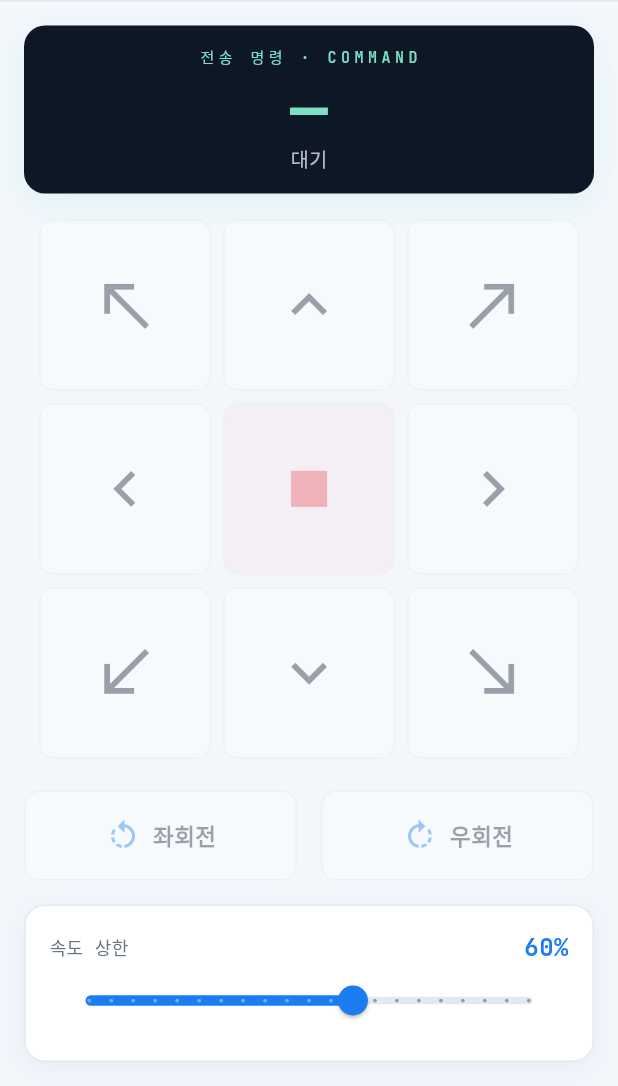
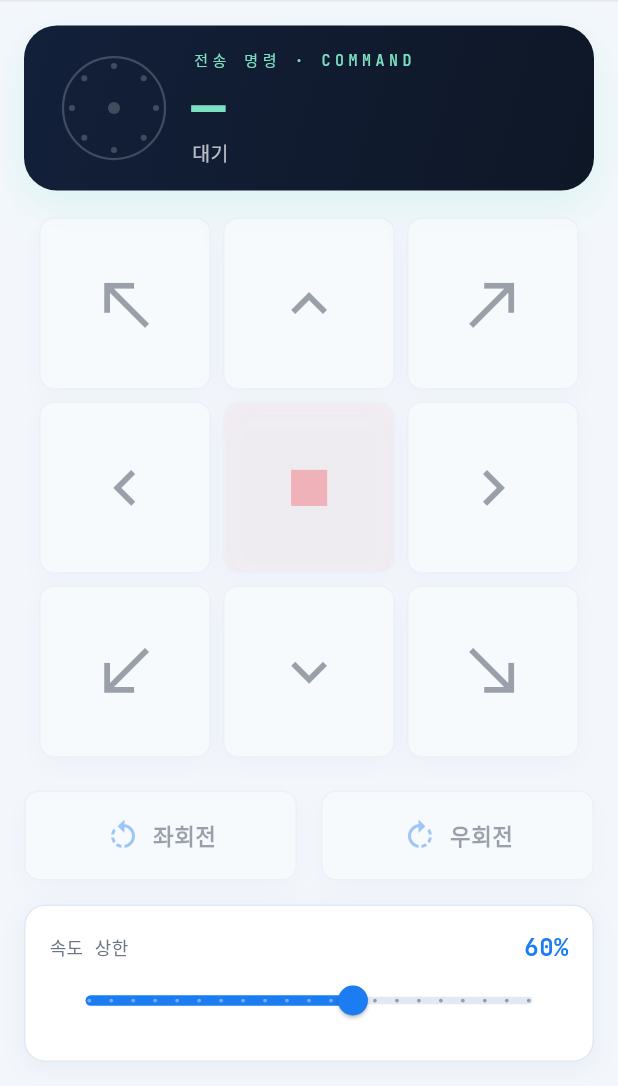
Before and after one commit to KwonJungHyeock/Eduino_BLE_App, a Flutter app: the ControllerMenuScreen screen opened by its route, after a tap on "방향 버튼", on a phone screen of 412 x 824 dp, the part 150-1236 px from its top. Run offline on Flutter 3.47's test engine with Material 3 defaults, Android fonts, the phone set to English and light mode, and no system bars; our stand-ins replace flutter_blue_plus, flutter_bluetooth_serial, flutter_riverpod, go_router, google_fonts, permission_handler and 3 more; accounts and stored records are empty; Roboto replaces fonts that are missing (Pretendard).

Commit message:
feat(design): 주행 화면 톤 통일·연결 성공 연출·친근한 빈 화면
순차 진행 1~3단계:
1) 주행/조이스틱 톤 통일
   - DirectionDial: 다크 계기판 안 커스텀 방향 인스트루먼트(8방향 링+글로우 화살표)
   - 명령 클러스터를 방향 다이얼+수치 레이아웃으로 격상(의도된 차량 디스플레이)
   - D패드·회전·조이스틱 버튼 press-scale + 소프트 섀도, HUD/스틱/슬라이더 진입 모션
2) 연결 성공 연출
   - SuccessCheck: 링 리플+원 스케일+체크마크 드로우온, 성공 후 살짝 지연 뒤 복귀
3) 미연결/빈 화면 안내
   - EmptyState 공용 위젯, DisconnectedBanner(비차단 미연결 안내)
   - 제어판: 교구 미선택/미연결 상태를 친근한 안내로 교체

Co-Authored-By: Claude Opus 4.8 <noreply@anthropic.com>
Claude-Session: https://claude.ai/code/session_01F6h8JWUjo7BSTbVKrRKHxf

```diff
--- a/lib/app/theme.dart
+++ b/lib/app/theme.dart
@@ -76,6 +76,7 @@ abstract class Gap {
   static const SizedBox h16 = SizedBox(height: md);
   static const SizedBox h24 = SizedBox(height: lg);
   static const SizedBox w8 = SizedBox(width: sm);
+  static const SizedBox w12 = SizedBox(width: 12);
   static const SizedBox w16 = SizedBox(width: md);
   static const SizedBox w24 = SizedBox(width: lg);
 }
--- a/lib/features/controller/controller_screen.dart
+++ b/lib/features/controller/controller_screen.dart
@@ -9,6 +9,8 @@ import '../../app/theme.dart';
 import '../../core/protocol/commands.dart';
 import '../../providers/bt_providers.dart';
 import '../../providers/car_controller.dart';
+import '../../widgets/direction_dial.dart';
+import '../../widgets/pressable.dart';
 import '../../widgets/speed_cap_slider.dart';
 import '../../widgets/surface_card.dart';
 
@@ -48,33 +50,56 @@ class _CommandCluster extends StatelessWidget {
     return '대기';
   }
 
+  double? get _angle {
+    if (command.startsWith('MOV:')) {
+      return DirectionDial.angleForMove(command.substring(4));
+    }
+    return null;
+  }
+
   @override
   Widget build(BuildContext context) {
     return Container(
       width: double.infinity,
-      padding: const EdgeInsets.symmetric(vertical: 14),
+      padding: const EdgeInsets.symmetric(horizontal: Gap.lg, vertical: Gap.md),
       decoration: BoxDecoration(
-        color: const Color(0xFF0E1726),
-        borderRadius: Radii.card,
+        // 다크 계기판 — 밝은 앱 속 유일한 '차량 디스플레이' 인스트루먼트.
+        gradient: const LinearGradient(
+          begin: Alignment.topLeft,
+          end: Alignment.bottomRight,
+          colors: [Color(0xFF13203A), Color(0xFF0E1726)],
+        ),
+        borderRadius: Radii.cardLg,
         boxShadow: [
           BoxShadow(
-            color: _digital.withValues(alpha: 0.18),
-            blurRadius: 20,
-            offset: const Offset(0, 6),
+            color: _digital.withValues(alpha: 0.20),
+            blurRadius: 24,
+            offset: const Offset(0, 10),
           ),
         ],
       ),
+      child: Row(
+        children: [
+          DirectionDial(angle: _angle, size: 72),
+          Gap.w16,
+          Expanded(
             child: Column(
+              crossAxisAlignment: CrossAxisAlignment.start,
               children: [
                 Text('전송 명령 · COMMAND',
                     style: AppType.mono(
                         size: 10, color: _digital, letterSpacing: 3)),
-          const SizedBox(height: 6),
+                const SizedBox(height: 4),
                 Text(command,
-              style: AppType.instrument(size: 42, color: _digital)),
+                    maxLines: 1,
+                    overflow: TextOverflow.ellipsis,
+                    style: AppType.instrument(size: 38, color: _digital)),
                 const SizedBox(height: 2),
                 Text(_friendly,
                     style: AppType.mono(size: 13, color: Colors.white70)),
+              ],
+            ),
+          ),
         ],
       ),
     );
@@ -124,6 +149,9 @@ class _RotateButtonState extends State<_RotateButton> {
         onPointerDown: (_) => _press(),
         onPointerUp: (_) => _release(),
         onPointerCancel: (_) => _release(),
+        child: AnimatedScale(
+          scale: _down ? 0.96 : 1.0,
+          duration: Motion.fast,
           child: Container(
           height: 60,
           decoration: BoxDecoration(
@@ -133,6 +161,7 @@ class _RotateButtonState extends State<_RotateButton> {
               color: _down ? AppColors.signal : AppColors.border,
               width: _down ? 2 : 1,
             ),
+            boxShadow: _down ? null : Shadows.soft,
           ),
           child: Row(
             mainAxisAlignment: MainAxisAlignment.center,
@@ -147,6 +176,7 @@ class _RotateButtonState extends State<_RotateButton> {
                     color: _down ? Colors.white : AppColors.textPrimary,
                   )),
             ],
+          ),
           ),
         ),
       ),
@@ -174,7 +204,7 @@ class ControllerScreen extends ConsumerWidget {
         child: Column(
           children: [
             // 자동차 계기판 스타일 명령 표시
-            _CommandCluster(command: lastCmd),
+            RiseIn(child: _CommandCluster(command: lastCmd)),
             Gap.h12,
             Expanded(
               child: Center(
@@ -350,6 +380,9 @@ class _DirButtonState extends State<_DirButton> {
       onPointerDown: (_) => _press(),
       onPointerUp: (_) => _release(),
       onPointerCancel: (_) => _release(),
+      child: AnimatedScale(
+        scale: _down ? 0.93 : 1.0,
+        duration: Motion.fast,
         child: Container(
           width: widget.size,
           height: widget.size,
@@ -360,6 +393,7 @@ class _DirButtonState extends State<_DirButton> {
               color: _down ? accent : AppColors.border,
               width: _down ? 2 : 1,
             ),
+            boxShadow: _down ? null : Shadows.soft,
           ),
           child: Icon(
             _icon,
@@ -369,6 +403,7 @@ class _DirButtonState extends State<_DirButton> {
                 : (_down ? accent : AppColors.textPrimary),
           ),
         ),
+      ),
     );
   }
 }
--- /dev/null
+++ b/lib/widgets/direction_dial.dart
@@ -0,0 +1,149 @@
+// Author: eduino
+// 방향 다이얼 — 다크 계기판(디지털 클러스터) 안에 들어가는 커스텀 인스트루먼트.
+// 8방향 링 + 활성 방향으로 향하는 글로우 화살표. 현재 전송 방향을 한눈에.
+
+import 'dart:math' as math;
+
+import 'package:flutter/material.dart';
+
+class DirectionDial extends StatelessWidget {
+  const DirectionDial({
+    super.key,
+    required this.angle, // 라디안(0=위, 시계방향). null = 비활성(정지/대기).
+    this.size = 72,
+    this.color = const Color(0xFF7CE0C3), // 디지털 그린
+    this.idleColor = const Color(0x33FFFFFF),
+  });
+
+  /// 8방향 문자열(F/B/L/R/FL/FR/BL/BR) → 각도. 그 외 null.
+  static double? angleForMove(String? dir) {
+    switch (dir) {
+      case 'F':
+        return 0;
+      case 'FR':
+        return math.pi * 0.25;
+      case 'R':
+        return math.pi * 0.5;
+      case 'BR':
+        return math.pi * 0.75;
+      case 'B':
+        return math.pi;
+      case 'BL':
+        return math.pi * 1.25;
+      case 'L':
+        return math.pi * 1.5;
+      case 'FL':
+        return math.pi * 1.75;
+    }
+    return null;
+  }
+
+  final double? angle;
+  final double size;
+  final Color color;
+  final Color idleColor;
+
+  @override
+  Widget build(BuildContext context) {
+    return SizedBox(
+      width: size,
+      height: size,
+      child: CustomPaint(
+        painter: _DialPainter(
+          angle: angle,
+          color: color,
+          idleColor: idleColor,
+        ),
+      ),
+    );
+  }
+}
+
+class _DialPainter extends CustomPainter {
+  _DialPainter({
+    required this.angle,
+    required this.color,
+    required this.idleColor,
+  });
+
+  final double? angle;
+  final Color color;
+  final Color idleColor;
+
+  @override
+  void paint(Canvas canvas, Size size) {
+    final center = size.center(Offset.zero);
+    final r = size.shortestSide / 2;
+
+    // 바깥 링.
+    canvas.drawCircle(
+      center,
+      r - 2,
+      Paint()
+        ..style = PaintingStyle.stroke
+        ..strokeWidth = 1.5
+        ..color = idleColor,
+    );
+
+    // 8방향 도트.
+    for (var i = 0; i < 8; i++) {
+      final a = -math.pi / 2 + i * math.pi / 4; // 화면좌표(위=-90°)
+      final p = center + Offset(math.cos(a), math.sin(a)) * (r - 8);
+      final isActive = angle != null &&
+          ((_norm(a + math.pi / 2 - angle!)).abs() < 0.01);
+      canvas.drawCircle(
+        p,
+        isActive ? 3.2 : 2.0,
+        Paint()..color = isActive ? color : idleColor,
+      );
+    }
+
+    if (angle == null) {
+      // 정지/대기: 중앙 점.
+      canvas.drawCircle(center, 4, Paint()..color = idleColor);
+      return;
+    }
+
+    // 활성 화살표(위 기준에서 angle 만큼 회전).
+    final dir = Offset(math.cos(angle! - math.pi / 2),
+        math.sin(angle! - math.pi / 2));
+    final tip = center + dir * (r - 12);
+    final tail = center - dir * (r * 0.35);
+
+    canvas.drawLine(
+      tail,
+      tip,
+      Paint()
+        ..color = color
+        ..strokeWidth = 3
+        ..strokeCap = StrokeCap.round,
+    );
+    // 화살촉.
+    final perp = Offset(-dir.dy, dir.dx);
+    final base = center + dir * (r - 22);
+    final path = Path()
+      ..moveTo(tip.dx, tip.dy)
+      ..lineTo(base.dx + perp.dx * 6, base.dy + perp.dy * 6)
+      ..lineTo(base.dx - perp.dx * 6, base.dy - perp.dy * 6)
+      ..close();
+    canvas.drawPath(path, Paint()..color = color);
+    // 중심 허브.
+    canvas.drawCircle(center, 4, Paint()..color = color);
+    canvas.drawCircle(center, 1.6, Paint()..color = const Color(0xFF0E1726));
+  }
+
+  // -pi..pi 정규화.
+  double _norm(double a) {
+    while (a > math.pi) {
+      a -= 2 * math.pi;
+    }
+    while (a < -math.pi) {
+      a += 2 * math.pi;
+    }
+    return a;
+  }
+
+  @override
+  bool shouldRepaint(_DialPainter old) =>
+      old.angle != angle || old.color != color;
+}
```
Also changed, not shown: lib/features/connect/connect_screen.dart (+13 -8 lines), lib/features/control/control_panel_screen.dart (+13 -15 lines), lib/features/joystick/joystick_screen.dart (+14 -2 lines), lib/widgets/empty_state.dart (added, +115 -0 lines), lib/widgets/success_check.dart (added, +113 -0 lines). Lines whose indentation alone changed are shown as unchanged.
